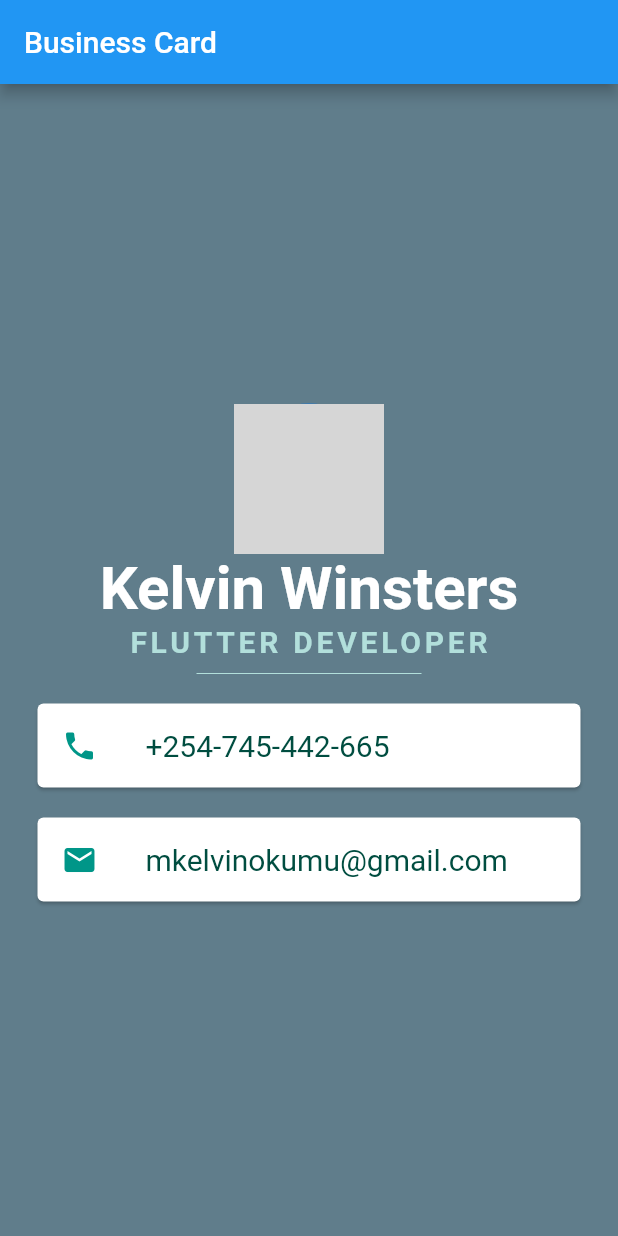
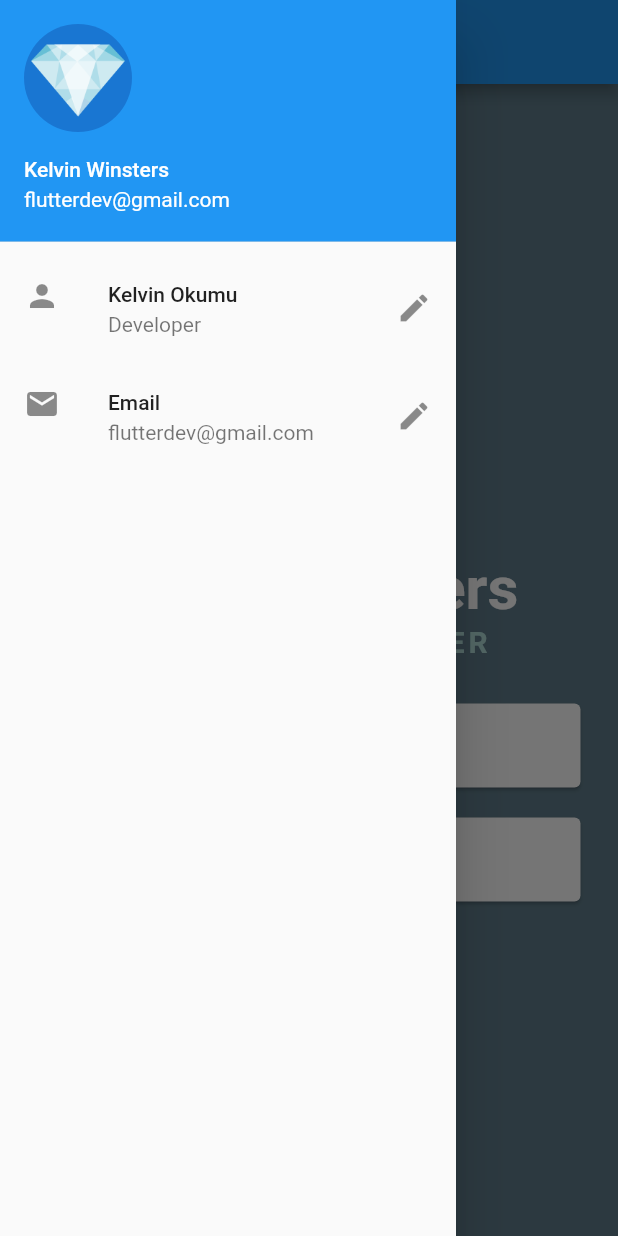
Before and after one commit to KelvinWinsters/business_card, a Flutter app: the screen it shows after launch, with the side drawer open (before the commit the screen has no drawer), on a phone screen of 412 x 824 dp. Run offline on Flutter 3.47's test engine with Material 2 defaults, Android fonts, the phone set to English and light mode, and no system bars; Roboto replaces fonts that are missing (Pacifico, Source Sans Pro); grey boxes are pictures that could not be loaded.

Commit message:
drawer added

```diff
--- /dev/null
+++ b/lib/drawer.dart
@@ -0,0 +1,34 @@
+import 'package:flutter/material.dart';
+
+class MyDrawer extends StatelessWidget {
+  @override
+  Widget build(BuildContext context) {
+    return Drawer(
+      child: ListView(
+        padding: const EdgeInsets.all(0),
+        children: <Widget>[
+          UserAccountsDrawerHeader(
+            accountName: Text("Kelvin Winsters"),
+            accountEmail: Text("flutterdev@gmail.com"),
+            currentAccountPicture: CircleAvatar(
+              backgroundImage: AssetImage('assets/diamond.png'),
+            ),
+          ),
+          ListTile(
+            leading: Icon(Icons.person),
+            title: Text("Kelvin Okumu"),
+            subtitle: Text("Developer"),
+            trailing: Icon(Icons.edit),
+            onTap: () {},
+          ),
+          ListTile(
+            leading: Icon(Icons.email),
+            title: Text("Email"),
+            subtitle: Text("flutterdev@gmail.com"),
+            trailing: Icon(Icons.edit),
+          ),
+        ],
+      ),
+    );// drawer
+  }
+}
--- a/lib/main.dart
+++ b/lib/main.dart
@@ -1,4 +1,6 @@
 import 'package:flutter/material.dart';
+
+import 'drawer.dart';
 
 void main() {
   runApp(MyApp());
@@ -55,7 +57,7 @@ class MyApp extends StatelessWidget {
                         color: Colors.teal,
                       ),
                       title: Text(
-                        '+254-745-442-665',
+                        '+254-123-456-789',
                         style: TextStyle(
                           color: Colors.teal.shade900,
                           fontFamily: 'Source Sans Pro',
@@ -71,7 +73,7 @@ class MyApp extends StatelessWidget {
                         color: Colors.teal,
                       ),
                       title: Text(
-                        'mkelvinokumu@gmail.com',
+                        'flutterdev@gmail.com',
                         style: TextStyle(
                             fontSize: 20.0,
                             color: Colors.teal.shade900,
@@ -80,7 +82,7 @@ class MyApp extends StatelessWidget {
                     ))
               ],
             )),
-        // drawer: MyDrawer(),
+        drawer: MyDrawer(),
       ),
     );
   }
--- a/pubspec.yaml
+++ b/pubspec.yaml
@@ -45,8 +45,8 @@ flutter:
   uses-material-design: true
 
   # To add assets to your application, add an assets section, like this:
-  # assets:
-  #   - images/a_dot_burr.jpeg
+  assets:
+     - assets/
   #   - images/a_dot_ham.jpeg
 
   # An image asset can refer to one or more resolution-specific "variants", see
```
